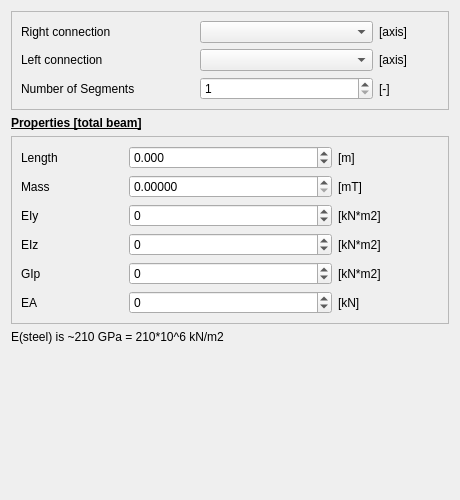
First picture: the form in guis/widget_beam.ui, repository RubendeBruin/DAVE, before the edit.
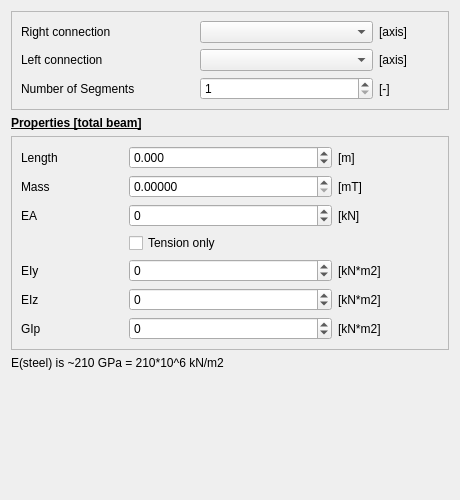
Second picture: the form after the edit.

Commit message: added tension-only

```diff
--- a/guis/widget_beam.ui
+++ b/guis/widget_beam.ui
@@ -184,6 +184,13 @@
       <enum>QFrame::Raised</enum>
      </property>
      <layout class="QGridLayout" name="gridLayout">
+      <item row="4" column="0">
+       <widget class="QLabel" name="label_2">
+        <property name="text">
+         <string>EIy</string>
+        </property>
+       </widget>
+      </item>
       <item row="0" column="3">
        <widget class="QLabel" name="label_6">
         <property name="text">
@@ -191,35 +198,7 @@
         </property>
        </widget>
       </item>
-      <item row="2" column="3">
-       <widget class="QLabel" name="label_13">
-        <property name="text">
-         <string>[kN*m2]</string>
-        </property>
-       </widget>
-      </item>
-      <item row="3" column="3">
-       <widget class="QLabel" name="label_14">
-        <property name="text">
-         <string>[kN*m2]</string>
-        </property>
-       </widget>
-      </item>
-      <item row="4" column="3">
-       <widget class="QLabel" name="label_15">
-        <property name="text">
-         <string>[kN*m2]</string>
-        </property>
-       </widget>
-      </item>
-      <item row="5" column="0">
-       <widget class="QLabel" name="label_5">
-        <property name="text">
-         <string>EA</string>
-        </property>
-       </widget>
-      </item>
-      <item row="3" column="1" colspan="2">
+      <item row="5" column="1" colspan="2">
        <widget class="QDoubleSpinBox" name="doubleSpinBox_3">
         <property name="sizePolicy">
          <sizepolicy hsizetype="Preferred" vsizetype="Fixed">
@@ -238,51 +217,6 @@
         </property>
        </widget>
       </item>
-      <item row="4" column="0">
-       <widget class="QLabel" name="label_4">
-        <property name="text">
-         <string>GIp</string>
-        </property>
-       </widget>
-      </item>
-      <item row="4" column="1" colspan="2">
-       <widget class="QDoubleSpinBox" name="doubleSpinBox_4">
-        <property name="sizePolicy">
-         <sizepolicy hsizetype="Preferred" vsizetype="Fixed">
-          <horstretch>0</horstretch>
-          <verstretch>0</verstretch>
-         </sizepolicy>
-        </property>
-        <property name="decimals">
-         <number>0</number>
-        </property>
-        <property name="minimum">
-         <double>-999999999999.000000000000000</double>
-        </property>
-        <property name="maximum">
-         <double>99999999999999.000000000000000</double>
-        </property>
-       </widget>
-      </item>
-      <item row="2" column="1" colspan="2">
-       <widget class="QDoubleSpinBox" name="doubleSpinBox_2">
-        <property name="sizePolicy">
-         <sizepolicy hsizetype="Preferred" vsizetype="Fixed">
-          <horstretch>0</horstretch>
-          <verstretch>0</verstretch>
-         </sizepolicy>
-        </property>
-        <property name="decimals">
-         <number>0</number>
-        </property>
-        <property name="minimum">
-         <double>-999999999999.000000000000000</double>
-        </property>
-        <property name="maximum">
-         <double>99999999999999.000000000000000</double>
-        </property>
-       </widget>
-      </item>
       <item row="0" column="0">
        <widget class="QLabel" name="label">
         <property name="text">
@@ -290,65 +224,6 @@
         </property>
        </widget>
       </item>
-      <item row="2" column="0">
-       <widget class="QLabel" name="label_2">
-        <property name="text">
-         <string>EIy</string>
-        </property>
-       </widget>
-      </item>
-      <item row="3" column="0">
-       <widget class="QLabel" name="label_3">
-        <property name="text">
-         <string>EIz</string>
-        </property>
-       </widget>
-      </item>
-      <item row="5" column="3">
-       <widget class="QLabel" name="label_16">
-        <property name="text">
-         <string>[kN]</string>
-        </property>
-       </widget>
-      </item>
-      <item row="0" column="1" colspan="2">
-       <widget class="QDoubleSpinBox" name="doubleSpinBox_1">
-        <property name="sizePolicy">
-         <sizepolicy hsizetype="Preferred" vsizetype="Fixed">
-          <horstretch>0</horstretch>
-          <verstretch>0</verstretch>
-         </sizepolicy>
-        </property>
-        <property name="decimals">
-         <number>3</number>
-        </property>
-        <property name="minimum">
-         <double>-999999999999.000000000000000</double>
-        </property>
-        <property name="maximum">
-         <double>99999999999999.000000000000000</double>
-        </property>
-       </widget>
-      </item>
-      <item row="5" column="1" colspan="2">
-       <widget class="QDoubleSpinBox" name="doubleSpinBox_5">
-        <property name="sizePolicy">
-         <sizepolicy hsizetype="Preferred" vsizetype="Fixed">
-          <horstretch>0</horstretch>
-          <verstretch>0</verstretch>
-         </sizepolicy>
-        </property>
-        <property name="decimals">
-         <number>0</number>
-        </property>
-        <property name="minimum">
-         <double>-999999999999.000000000000000</double>
-        </property>
-        <property name="maximum">
-         <double>99999999999999.000000000000000</double>
-        </property>
-       </widget>
-      </item>
       <item row="1" column="0">
        <widget class="QLabel" name="label_17">
         <property name="text">
@@ -356,10 +231,17 @@
         </property>
        </widget>
       </item>
-      <item row="1" column="3">
-       <widget class="QLabel" name="label_18">
+      <item row="4" column="3">
+       <widget class="QLabel" name="label_13">
         <property name="text">
-         <string>[mT]</string>
+         <string>[kN*m2]</string>
+        </property>
+       </widget>
+      </item>
+      <item row="6" column="3">
+       <widget class="QLabel" name="label_15">
+        <property name="text">
+         <string>[kN*m2]</string>
         </property>
        </widget>
       </item>
@@ -376,6 +258,131 @@
         </property>
        </widget>
       </item>
+      <item row="6" column="0">
+       <widget class="QLabel" name="label_4">
+        <property name="text">
+         <string>GIp</string>
+        </property>
+       </widget>
+      </item>
+      <item row="1" column="3">
+       <widget class="QLabel" name="label_18">
+        <property name="text">
+         <string>[mT]</string>
+        </property>
+       </widget>
+      </item>
+      <item row="0" column="1" colspan="2">
+       <widget class="QDoubleSpinBox" name="doubleSpinBox_1">
+        <property name="sizePolicy">
+         <sizepolicy hsizetype="Preferred" vsizetype="Fixed">
+          <horstretch>0</horstretch>
+          <verstretch>0</verstretch>
+         </sizepolicy>
+        </property>
+        <property name="decimals">
+         <number>3</number>
+        </property>
+        <property name="minimum">
+         <double>-999999999999.000000000000000</double>
+        </property>
+        <property name="maximum">
+         <double>99999999999999.000000000000000</double>
+        </property>
+       </widget>
+      </item>
+      <item row="5" column="0">
+       <widget class="QLabel" name="label_3">
+        <property name="text">
+         <string>EIz</string>
+        </property>
+       </widget>
+      </item>
+      <item row="4" column="1" colspan="2">
+       <widget class="QDoubleSpinBox" name="doubleSpinBox_2">
+        <property name="sizePolicy">
+         <sizepolicy hsizetype="Preferred" vsizetype="Fixed">
+          <horstretch>0</horstretch>
+          <verstretch>0</verstretch>
+         </sizepolicy>
+        </property>
+        <property name="decimals">
+         <number>0</number>
+        </property>
+        <property name="minimum">
+         <double>-999999999999.000000000000000</double>
+        </property>
+        <property name="maximum">
+         <double>99999999999999.000000000000000</double>
+        </property>
+       </widget>
+      </item>
+      <item row="5" column="3">
+       <widget class="QLabel" name="label_14">
+        <property name="text">
+         <string>[kN*m2]</string>
+        </property>
+       </widget>
+      </item>
+      <item row="6" column="1" colspan="2">
+       <widget class="QDoubleSpinBox" name="doubleSpinBox_4">
+        <property name="sizePolicy">
+         <sizepolicy hsizetype="Preferred" vsizetype="Fixed">
+          <horstretch>0</horstretch>
+          <verstretch>0</verstretch>
+         </sizepolicy>
+        </property>
+        <property name="decimals">
+         <number>0</number>
+        </property>
+        <property name="minimum">
+         <double>-999999999999.000000000000000</double>
+        </property>
+        <property name="maximum">
+         <double>99999999999999.000000000000000</double>
+        </property>
+       </widget>
+      </item>
+      <item row="2" column="1" colspan="2">
+       <widget class="QDoubleSpinBox" name="doubleSpinBox_5">
+        <property name="sizePolicy">
+         <sizepolicy hsizetype="Preferred" vsizetype="Fixed">
+          <horstretch>0</horstretch>
+          <verstretch>0</verstretch>
+         </sizepolicy>
+        </property>
+        <property name="decimals">
+         <number>0</number>
+        </property>
+        <property name="minimum">
+         <double>-999999999999.000000000000000</double>
+        </property>
+        <property name="maximum">
+         <double>99999999999999.000000000000000</double>
+        </property>
+       </widget>
+      </item>
+      <item row="2" column="3">
+       <widget class="QLabel" name="label_16">
+        <property name="text">
+         <string>[kN]</string>
+        </property>
+       </widget>
+      </item>
+      <item row="2" column="0">
+       <widget class="QLabel" name="label_5">
+        <property name="text">
+         <string>EA</string>
+        </property>
+       </widget>
+      </item>
+      <item row="3" column="1" colspan="2">
+       <widget class="QCheckBox" name="cbTensionOnly">
+        <property name="text">
+         <string>Tension only</string>
+        </property>
+       </widget>
+      </item>
      </layout>
     </widget>
    </item>
```
Left out of the diff: 3 changed lines with no effect on the pictures. The commit also changes 3 other files.
